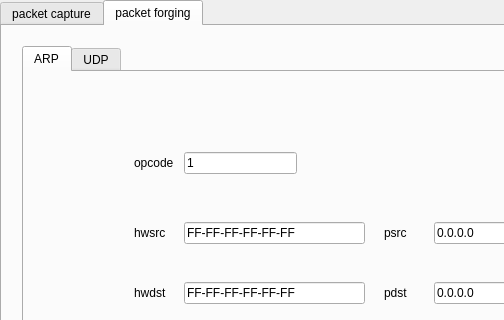
Above: NETSEC-1/mainwindow.ui from solimy/NETSEC-1 before the change; both pictures show x 0 to 504 and y 0 to 320 of the 1319 by 668 pixel window. Below: the same form after it.
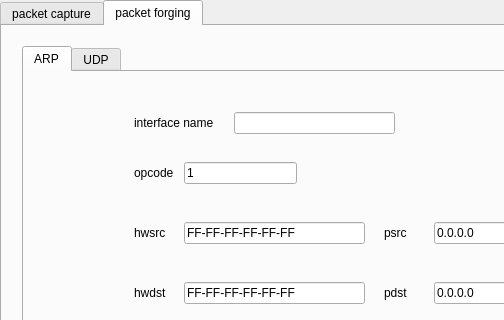
That is the form after the change.

Commit message: on précise le nom de l'interface

What changed in the file:
```diff
--- a/NETSEC-1/mainwindow.ui
+++ b/NETSEC-1/mainwindow.ui
@@ -165,7 +165,7 @@
         <property name="geometry">
          <rect>
           <x>110</x>
-          <y>80</y>
+          <y>90</y>
           <width>52</width>
           <height>21</height>
          </rect>
@@ -178,7 +178,7 @@
         <property name="geometry">
          <rect>
           <x>160</x>
-          <y>80</y>
+          <y>90</y>
           <width>113</width>
           <height>22</height>
          </rect>
@@ -304,6 +304,32 @@
          <string>SEND</string>
         </property>
        </widget>
+       <widget class="QLineEdit" name="lineEdit_7">
+        <property name="geometry">
+         <rect>
+          <x>210</x>
+          <y>40</y>
+          <width>161</width>
+          <height>22</height>
+         </rect>
+        </property>
+        <property name="text">
+         <string/>
+        </property>
+       </widget>
+       <widget class="QLabel" name="label_7">
+        <property name="geometry">
+         <rect>
+          <x>110</x>
+          <y>40</y>
+          <width>91</width>
+          <height>21</height>
+         </rect>
+        </property>
+        <property name="text">
+         <string>interface name</string>
+        </property>
+       </widget>
       </widget>
       <widget class="QWidget" name="tab_4">
        <attribute name="title">
```
The commit also changes 8 other files.
